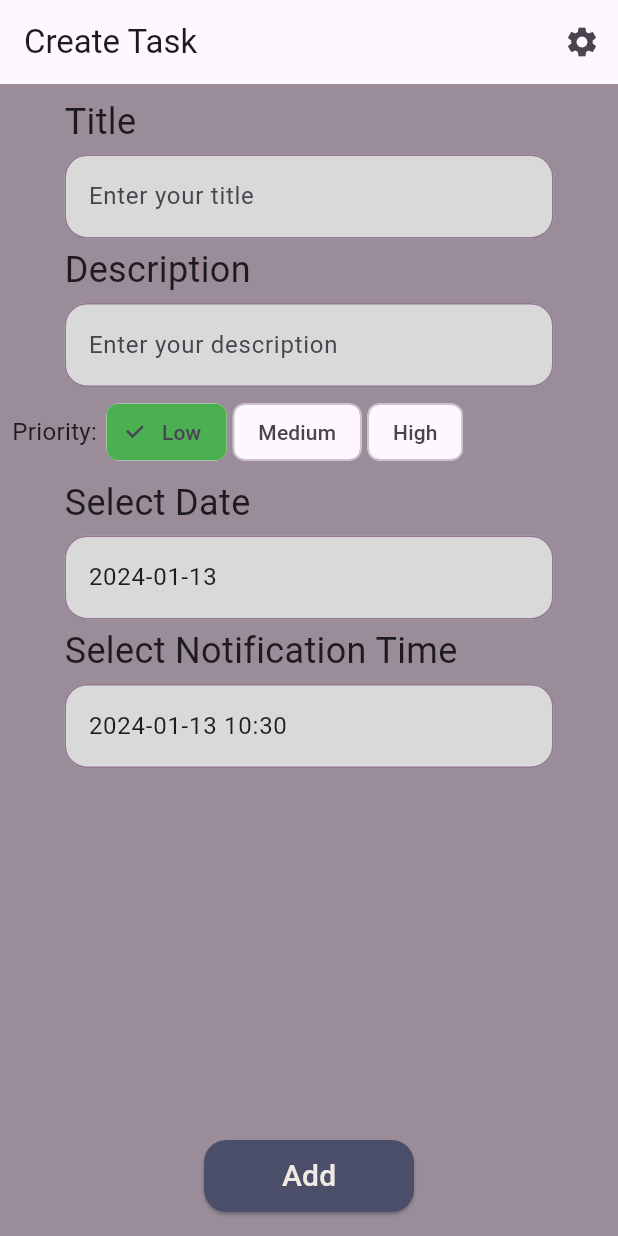
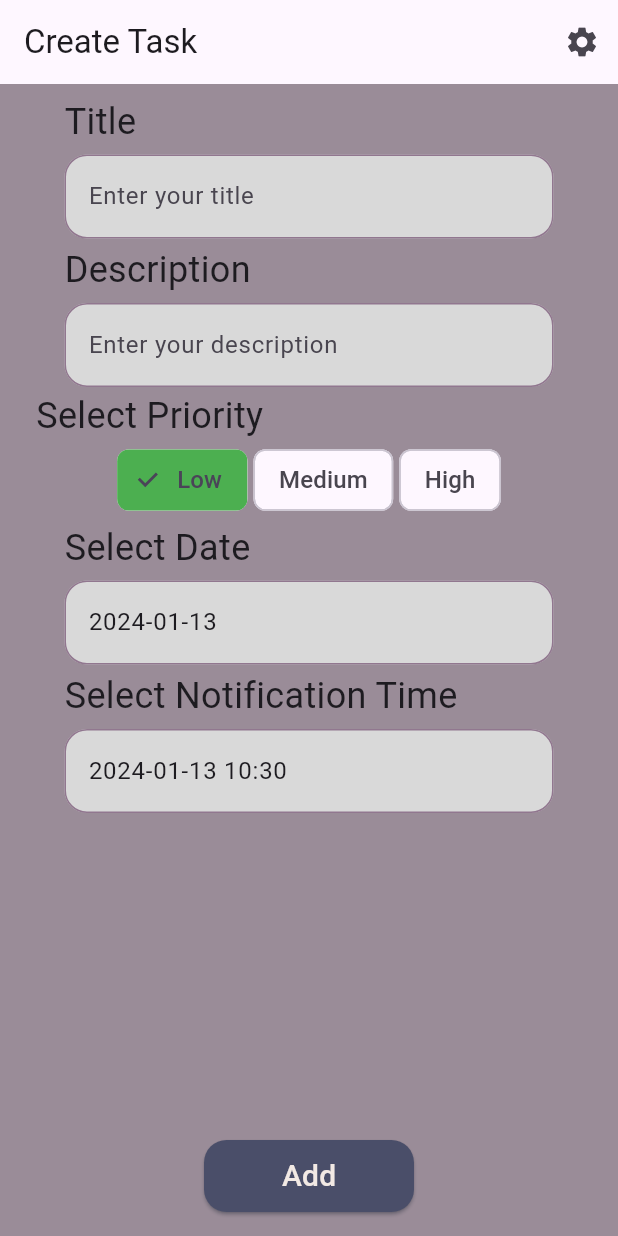
Before and after one commit to LifeBalance2023/App, a Flutter app: the screen it shows after launch, on a phone screen of 412 x 824 dp. Run offline on Flutter 3.47's test engine with Material 3 defaults, Android fonts, the phone set to English and light mode, and no system bars; our stand-ins replace dio, equatable, firebase_auth, firebase_core, flutter_bloc, flutter_dotenv and 5 more; accounts and stored records are empty; Roboto replaces fonts that are missing (JejuGothic).

Commit message:
Adjusted padding of create task screen

```diff
--- a/frontend/lib/components/date_selector_component.dart
+++ b/frontend/lib/components/date_selector_component.dart
@@ -6,14 +6,17 @@ class DateTimeSelectorComponent extends StatefulWidget {
   final String label;
   final DateTime initialDateTime;
   final Function(DateTime) onDateTimeChanged;
-  final bool includeTime; // Flag for including time
+  final bool includeTime;
+  final double? horizontalPadding;
+
 
   const DateTimeSelectorComponent({
     Key? key,
     required this.label,
     required this.initialDateTime,
     required this.onDateTimeChanged,
-    this.includeTime = true, // Default value is true
+    this.includeTime = true,
+    this.horizontalPadding,
   }) : super(key: key);
 
   @override
@@ -46,6 +49,7 @@ class _DateTimeSelectorComponentState extends State<DateTimeSelectorComponent> {
       hintText: 'Select Date and Time',
       obscureText: false,
       readOnly: true,
+      horizontalPadding: widget.horizontalPadding,
       onTap: () async {
         DateTime? pickedDate = await showDatePicker(
           context: context,
--- a/frontend/lib/screens/task_creator/task_creator_screen.dart
+++ b/frontend/lib/screens/task_creator/task_creator_screen.dart
@@ -21,7 +21,10 @@ class TaskCreatorScreen extends StatelessWidget {
 
     return Scaffold(
       appBar: AppBar(
-        title: const Text('Create Task'),
+        title: const Text('Create Task',
+            style: TextStyle(
+              fontFamily: 'JejuGothic',
+            )),
         actions: <Widget>[
           IconButton(
             icon: const Icon(Icons.settings),
@@ -38,8 +41,7 @@ class TaskCreatorScreen extends StatelessWidget {
         child: SingleChildScrollView(
           child: BlocConsumer<TaskCreatorBloc, TaskCreatorState>(
             listener: (context, state) {
-              _blocListener(
-                  state, titleTextController, descriptionTextController, context);
+              _blocListener(state, titleTextController, descriptionTextController, context);
             },
             builder: (context, state) {
               return _blocBuilder(state, titleTextController, taskCreatorBloc, descriptionTextController, context);
@@ -99,6 +101,7 @@ class TaskCreatorScreen extends StatelessWidget {
                 fieldName: 'Title',
                 hintText: 'Enter your title',
                 obscureText: false,
+                horizontalPadding: 16.0,
                 onChanged: (value) {
                   taskCreatorBloc.add(TaskCreatorTitleChanged(value));
                 },
@@ -111,24 +114,20 @@ class TaskCreatorScreen extends StatelessWidget {
                 fieldName: 'Description',
                 hintText: 'Enter your description',
                 obscureText: false,
+                horizontalPadding: 16.0,
                 onChanged: (value) {
                   taskCreatorBloc.add(TaskCreatorDescriptionChanged(value));
                 },
               ),
             ),
-            Padding(
-              padding: const EdgeInsets.symmetric(vertical: 2.0),
-              child: Row(children: [
-                const Text("Priority: ", style: TextStyle(fontSize: 16)),
-                ...state.priorityChips.map((priorityChips) => _buildPriorityChip(context, priorityChips)).toList(),
-              ]),
-            ),
+            _buildAllPriorityChips(state: state, context: context),
             Padding(
               padding: const EdgeInsets.symmetric(vertical: 2.0),
               child: DateTimeSelectorComponent(
                   label: 'Select Date',
                   initialDateTime: state.date,
                   includeTime: false,
+                  horizontalPadding: 16.0,
                   onDateTimeChanged: (date) {
                     taskCreatorBloc.add(TaskCreatorDateChanged(date));
                   }),
@@ -139,6 +138,7 @@ class TaskCreatorScreen extends StatelessWidget {
                   label: 'Select Notification Time',
                   initialDateTime: state.notificationTime ?? DateTime.now(),
                   includeTime: true,
+                  horizontalPadding: 16.0,
                   onDateTimeChanged: (date) {
                     taskCreatorBloc.add(TaskCreatorNotificationTimeChanged(date));
                   }),
@@ -149,10 +149,39 @@ class TaskCreatorScreen extends StatelessWidget {
     }
   }
 
+  Padding _buildAllPriorityChips({
+    required TaskCreatorState state,
+    required BuildContext context,
+  }) =>
+      Padding(
+        padding: const EdgeInsets.symmetric(
+          horizontal: 16.0,
+        ),
+        child: Column(crossAxisAlignment: CrossAxisAlignment.start, children: [
+          const Text(
+            'Select Priority',
+            style: TextStyle(
+              fontFamily: 'JejuGothic',
+              fontSize: 24.0,
+            ),
+          ),
+          Row(
+            mainAxisAlignment: MainAxisAlignment.center, // Center the chips
+            children: state.priorityChips.map((priorityChips) => _buildPriorityChip(context, priorityChips)).toList(),
+          ),
+        ]),
+      );
+
   Widget _buildPriorityChip(BuildContext context, PriorityChips priorityChips) => Padding(
         padding: const EdgeInsets.all(2.0),
         child: ChoiceChip(
-          label: Text(priorityChips.label),
+          label: Text(
+            priorityChips.label,
+            style: const TextStyle(
+              fontFamily: 'JejuGothic',
+              fontSize: 16.0,
+            ),
+          ),
           selected: priorityChips.isSelected,
           onSelected: (bool selected) {
             BlocProvider.of<TaskCreatorBloc>(context).add(TaskCreatorPriorityChanged(priorityChips.priority));
```
